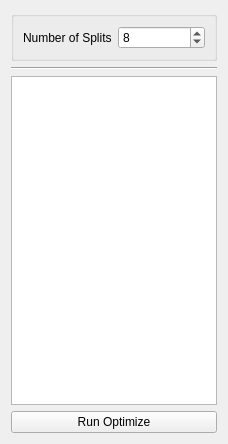
SCIInstitute/ShapeWorks, file src/Application/Optimize/OptimizeTool.ui: the form before one commit.
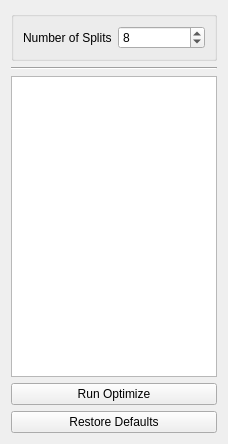
The form after the commit.

Commit message: groom and optimize have restore default, closes #86

The edit to the form file:
```diff
--- a/src/Application/Optimize/OptimizeTool.ui
+++ b/src/Application/Optimize/OptimizeTool.ui
@@ -70,6 +70,13 @@
      </item>
     </layout>
    </item>
+   <item>
+    <widget class="QPushButton" name="restoreDefaults">
+     <property name="text">
+      <string>Restore Defaults</string>
+     </property>
+    </widget>
+   </item>
   </layout>
  </widget>
  <tabstops>
```
The commit also changes 8 other files.
